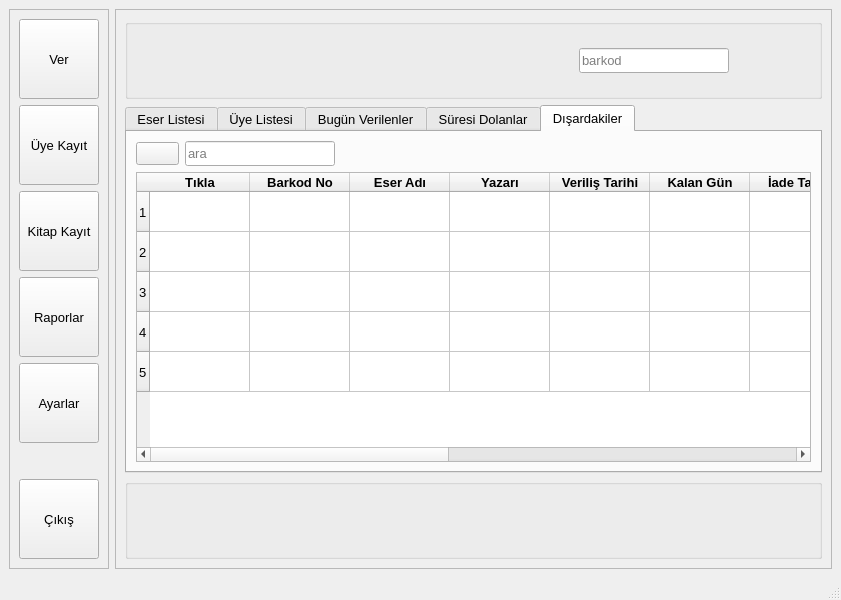
This is ui/anasayfa2.ui in mseroglu/kutuphaneOtomasyon as Qt 5 draws it before an edit. The edited form follows.
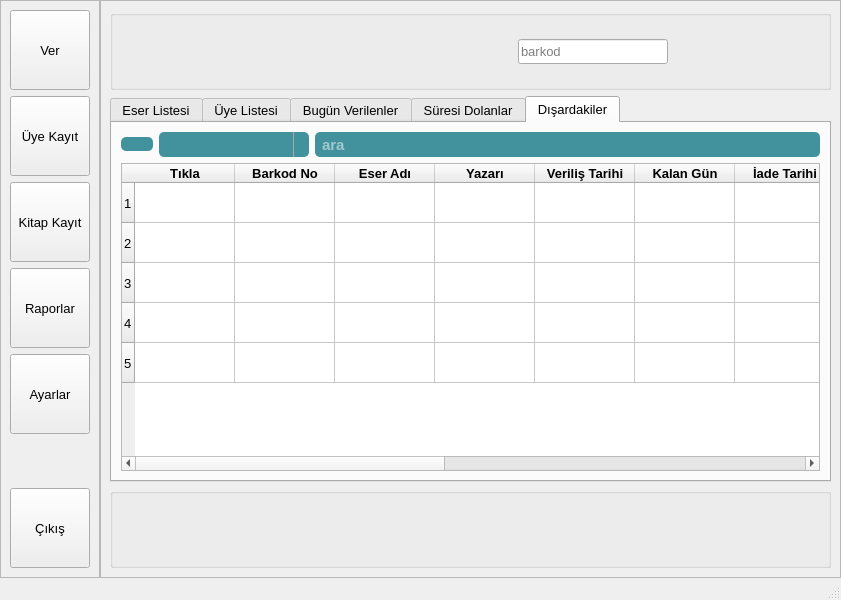
This is the edited form. Icons and pictures are not drawn.

Diff of the .ui file:
```diff
--- a/ui/anasayfa2.ui
+++ b/ui/anasayfa2.ui
@@ -21,6 +21,21 @@
   </property>
   <widget class="QWidget" name="centralwidget">
    <layout class="QHBoxLayout" name="horizontalLayout">
+    <property name="spacing">
+     <number>0</number>
+    </property>
+    <property name="leftMargin">
+     <number>0</number>
+    </property>
+    <property name="topMargin">
+     <number>0</number>
+    </property>
+    <property name="rightMargin">
+     <number>0</number>
+    </property>
+    <property name="bottomMargin">
+     <number>0</number>
+    </property>
     <item>
      <widget class="QFrame" name="frame_side">
       <property name="frameShape">
@@ -251,7 +266,7 @@
           <item>
            <layout class="QHBoxLayout" name="horizontalLayout_4">
             <property name="rightMargin">
-             <number>30</number>
+             <number>100</number>
             </property>
             <item>
              <widget class="QLineEdit" name="le_searchBarcode">
@@ -352,6 +367,27 @@
        </item>
        <item>
         <widget class="QTabWidget" name="tabWidget">
+         <property name="styleSheet">
+          <string notr="true">QComboBox {background-color: rgba(66,146,157,255); color:white; border: None; border-radius: 5px; font-size: 11pt}
+
+QComboBox QAbstractItemView {color:rgb(0,100,200); background:rgb(200,200,200); selection-color: rgb(15,250,250); selection-background-color: rgb(100,100,100);  }
+
+QComboBox::drop-down {
+    subcontrol-origin: padding;
+    subcontrol-position: top right;
+    width: 15px;
+    color: #272727;
+    border-left-width: 1px;
+    border-left-color: darkgray;
+    border-left-style: solid;
+    border-top-right-radius: 3px;
+    border-bottom-right-radius: 3px;
+}
+QComboBox::down-arrow {
+    image: img/down_arrow.png;
+}
+</string>
+         </property>
          <property name="tabShape">
           <enum>QTabWidget::Rounded</enum>
          </property>
@@ -748,6 +784,9 @@
             <layout class="QHBoxLayout" name="horizontalLayout_8">
              <item>
               <widget class="QPushButton" name="btn_searchOutside">
+               <property name="styleSheet">
+                <string notr="true">QPushButton {background-color: rgba(66,146,157,255); border: None; border-radius: 5px}</string>
+               </property>
                <property name="text">
                 <string/>
                </property>
@@ -769,6 +808,44 @@
                </property>
               </widget>
              </item>
+             <item>
+              <widget class="QComboBox" name="combo_searchCriteriaOutside">
+               <property name="minimumSize">
+                <size>
+                 <width>150</width>
+                 <height>25</height>
+                </size>
+               </property>
+               <property name="font">
+                <font>
+                 <pointsize>11</pointsize>
+                </font>
+               </property>
+               <property name="styleSheet">
+                <string notr="true">QComboBox {background-color: rgba(66,146,157,255); color:white; border: None; border-radius: 5px; }
+
+QComboBox QAbstractItemView {color:rgb(0,100,200); background:rgb(200,200,200); selection-color: rgb(15,250,250); selection-background-color: rgb(100,100,100);  }
+
+QComboBox::drop-down {
+    subcontrol-origin: padding;
+    subcontrol-position: top right;
+    width: 15px;
+    color: #272727;
+    border-left-width: 1px;
+    border-left-color: darkgray;
+    border-left-style: solid;
+    border-top-right-radius: 3px;
+    border-bottom-right-radius: 3px;
+}
+QComboBox::down-arrow {
+    image: img/down_arrow.png;
+}
+
+
+</string>
+               </property>
+              </widget>
+             </item>
              <item>
               <widget class="QLineEdit" name="le_searchOutsides">
                <property name="sizePolicy">
@@ -785,38 +862,29 @@
                </property>
                <property name="maximumSize">
                 <size>
-                 <width>150</width>
+                 <width>16777215</width>
                  <height>16777215</height>
                 </size>
                </property>
                <property name="font">
                 <font>
-                 <pointsize>10</pointsize>
+                 <pointsize>11</pointsize>
+                 <weight>75</weight>
+                 <italic>false</italic>
+                 <bold>true</bold>
                 </font>
                </property>
+               <property name="styleSheet">
+                <string notr="true">QLineEdit {background-color: rgba(66,146,157,255); color:white; border: None; border-radius: 5px; font:bold; font-size: 11pt; padding: 0px 5px}</string>
+               </property>
                <property name="placeholderText">
                 <string>ara</string>
                </property>
+               <property name="clearButtonEnabled">
+                <bool>true</bool>
+               </property>
               </widget>
              </item>
-             <item>
-              <spacer name="horizontalSpacer_3">
-               <property name="font">
-                <font>
-                 <pointsize>10</pointsize>
-                </font>
-               </property>
-               <property name="orientation">
-                <enum>Qt::Horizontal</enum>
-               </property>
-               <property name="sizeHint" stdset="0">
-                <size>
-                 <width>40</width>
-                 <height>20</height>
-                </size>
-               </property>
-              </spacer>
-             </item>
             </layout>
            </item>
            <item>
@@ -1123,6 +1191,7 @@
          <property name="title">
           <string/>
          </property>
+         <layout class="QVBoxLayout" name="verticalLayout_6"/>
         </widget>
        </item>
       </layout>
```
Left out of the diff: 336 changed lines with no effect on the pictures.
